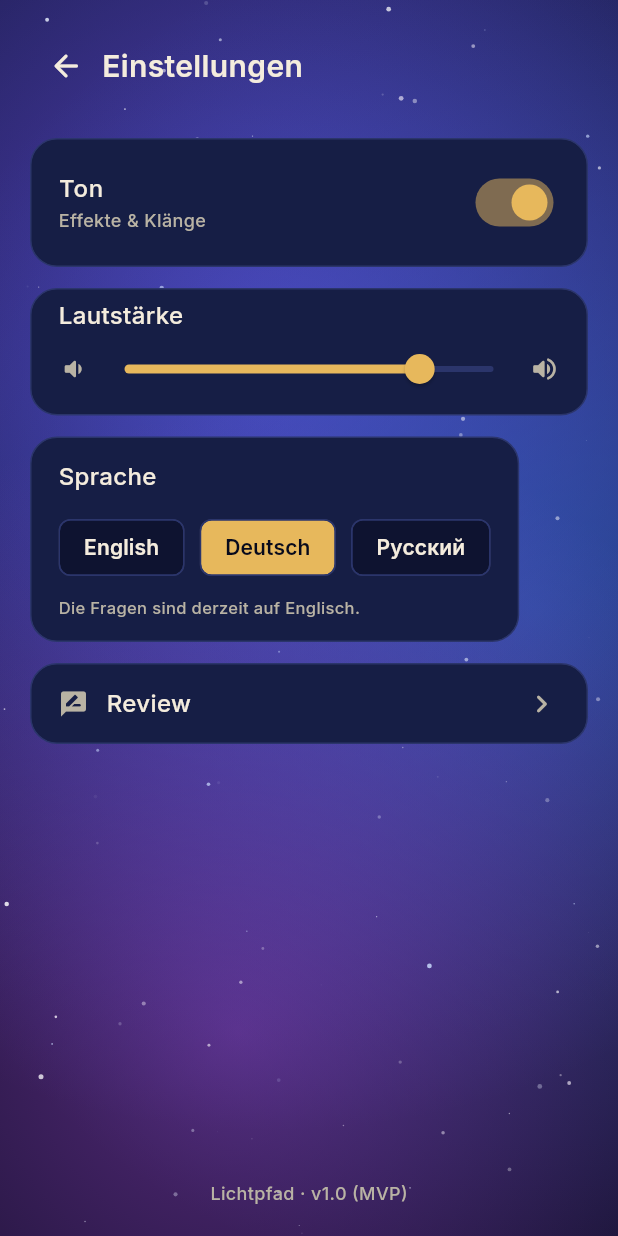
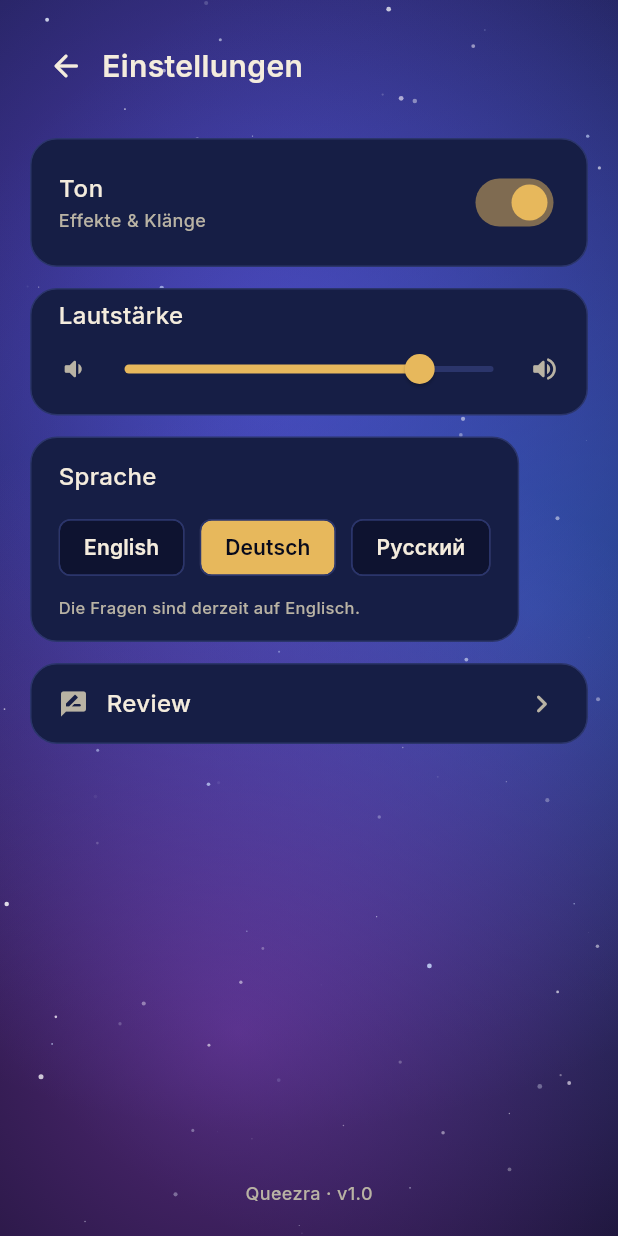
Before and after one commit to integrenns-ae/biblebeam, a Flutter app: the SettingsScreen screen opened directly, after a tap on "Deutsch", on a phone screen of 412 x 824 dp. Run offline on Flutter 3.47's test engine with Material 3 defaults, Android fonts, the phone set to English and light mode, and no system bars; our stand-ins replace audioplayers, flutter_animate, google_fonts, shared_preferences, supabase_flutter; accounts and stored records are empty.

Commit message:
Umbenennung: Lichtpfad -> Queezra (Marke), Licht-Untertitel bleibt
Home-Titel, MaterialApp-Titel, Settings-Version, Tab-Titel, iOS-App-Name,
PWA-Manifest (name/short_name), Meta-Description (Queezra, ~6000 Fragen) und
SW-Cache-Präfix (queezra-) umbenannt. Untertitel 'Eine Lichtreise durch die
Schrift' / 'A journey of light through Scripture' bleibt (tr('tagline')).
Interne Design-Kommentare ('Lichtpfad-Optik/-Regionen') unverändert gelassen.

Co-Authored-By: Claude Opus 4.8 <noreply@anthropic.com>

```diff
--- a/lib/main.dart
+++ b/lib/main.dart
@@ -29,7 +29,7 @@ class BibelquizApp extends StatelessWidget {
     return ValueListenableBuilder<String>(
       valueListenable: SettingsService.instance.locale,
       builder: (context, lang, _) => MaterialApp(
-        title: 'Lichtpfad – Bible Quiz',
+        title: 'Queezra – Bible Quiz',
         debugShowCheckedModeBanner: false,
         theme: AppTheme.dark(),
         locale: Locale(lang),
--- a/lib/screens/home_screen.dart
+++ b/lib/screens/home_screen.dart
@@ -225,7 +225,7 @@ class _HomeScreenState extends State<HomeScreen> {
               .then()
               .shimmer(duration: 2400.ms, color: AppColors.cream),
           const SizedBox(height: 10),
-          Text('Lichtpfad',
+          Text('Queezra',
               style: GoogleFontsTitle.of(46),
               textAlign: TextAlign.center),
           const SizedBox(height: 4),
--- a/lib/screens/settings_screen.dart
+++ b/lib/screens/settings_screen.dart
@@ -151,7 +151,7 @@ class SettingsScreen extends StatelessWidget {
                 ),
                 const Spacer(),
                 Center(
-                  child: Text('Lichtpfad · v1.0 (MVP)',
+                  child: Text('Queezra · v1.0',
                       style: AppTheme.ui(12, c: AppColors.creamDim)),
                 ),
               ],
```
Also changed, not shown: 4 other files.
